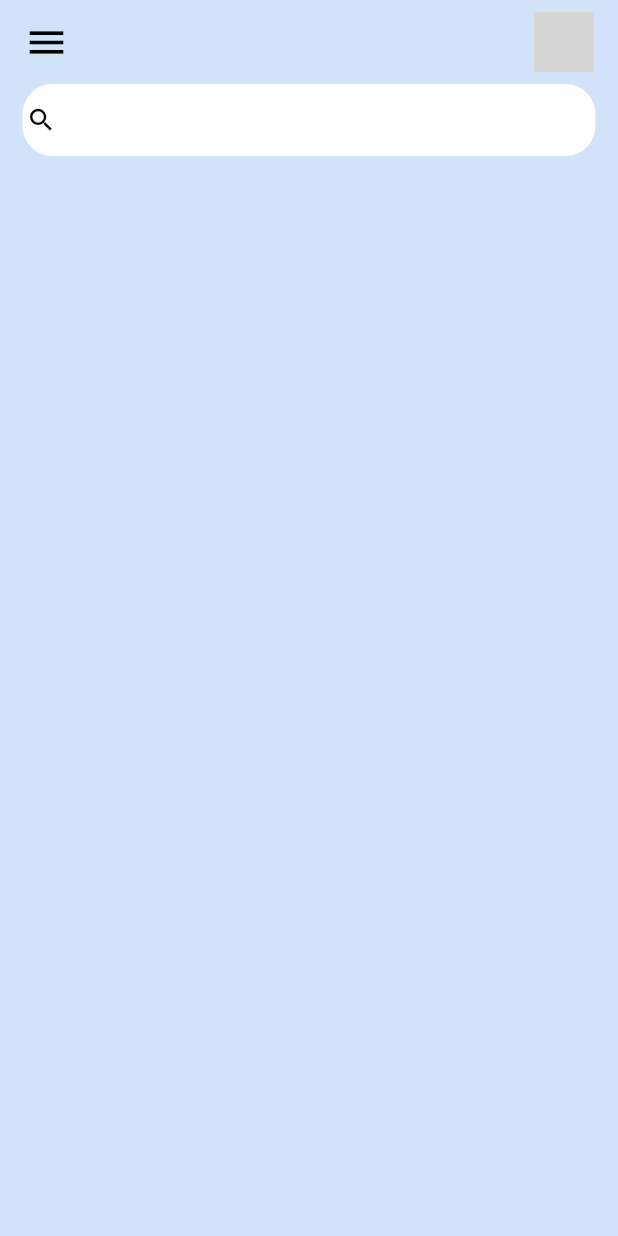
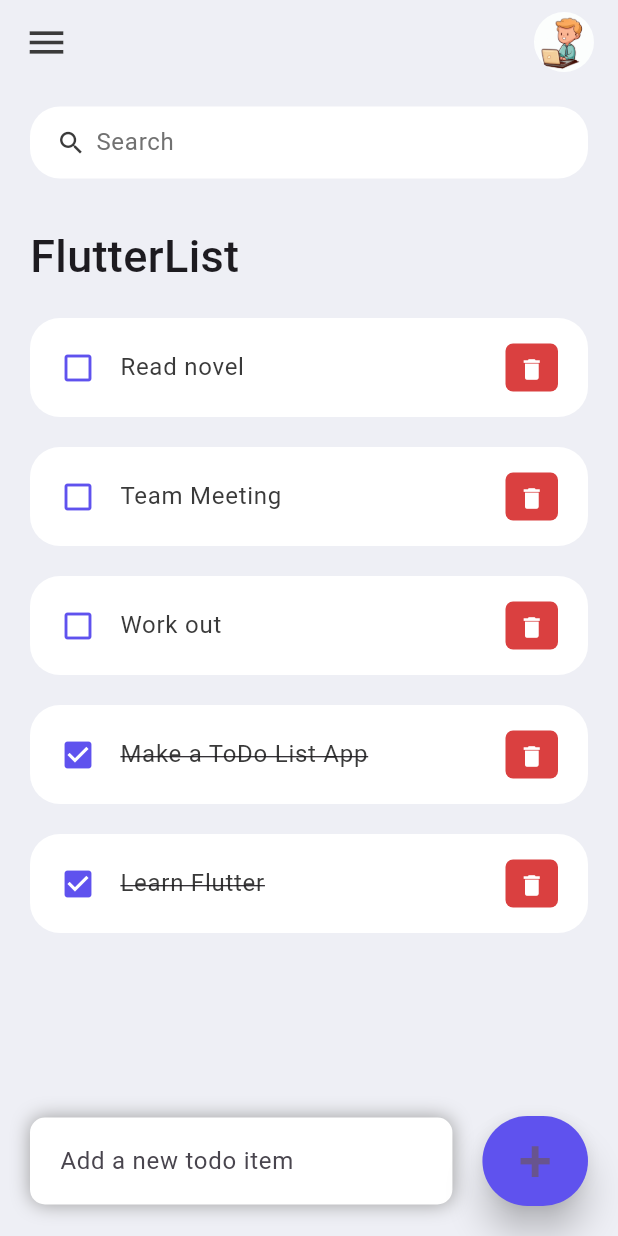
Before and after one commit to m3rcury02/FlutterList, a Flutter app: the screen it shows after launch, on a phone screen of 412 x 824 dp. Run offline on Flutter 3.47's test engine with Material 2 defaults, Android fonts, the phone set to English and light mode, and no system bars; grey boxes are pictures that could not be loaded.

Commit message:
final app

```diff
--- /dev/null
+++ b/lib/constants/colors.dart
@@ -0,0 +1,9 @@
+import 'package:flutter/material.dart';
+
+const Color tdRed = Color(0xFFDA4040);
+const Color tdBlue = Color(0xFF5F52EE);
+
+const Color tdBlack = Color(0xFF3A3A3A);
+const Color tdGrey = Color(0xFF717171);
+
+const Color tdBGColor = Color(0xFFEEEFF5);
--- /dev/null
+++ b/lib/model/todo.dart
@@ -0,0 +1,21 @@
+class ToDo {
+  String? id;
+  String? todoText;
+  bool isDone;
+
+  ToDo({
+    required this.id,
+    required this.todoText,
+    this.isDone = false,
+  });
+
+  static List<ToDo> todoList() {
+    return [
+      ToDo(id: '01', todoText: 'Learn Flutter', isDone: true ),
+      ToDo(id: '02', todoText: 'Make a ToDo List App', isDone: true ),
+      ToDo(id: '03', todoText: 'Work out', ),
+      ToDo(id: '04', todoText: 'Team Meeting', ),
+      ToDo(id: '06', todoText: 'Read novel', ),
+    ];
+  }
+}
--- a/lib/screens/home.dart
+++ b/lib/screens/home.dart
@@ -1,46 +1,208 @@
 import 'package:flutter/material.dart';
+import '../model/todo.dart';
+import '../widgets/todo_item.dart';
 
-class Home extends StatelessWidget {
-  const Home({super.key});
+import '../constants/colors.dart';
+
+class Home extends StatefulWidget {
+  const Home({Key? key}) : super(key: key);
+
+  @override
+  State<Home> createState() => _HomeState();
+}
+
+class _HomeState extends State<Home> {
+  final todosList = ToDo.todoList();
+  List<ToDo> _foundToDo = [];
+  final _todoController = TextEditingController();
+
+  @override
+  void initState() {
+    _foundToDo = todosList;
+    super.initState();
+  }
 
   @override
   Widget build(BuildContext context) {
     return Scaffold(
-        backgroundColor: const Color.fromARGB(255, 210, 227, 249),
+      backgroundColor: tdBGColor,
       appBar: _buildAppBar(),
-        body: Container(
-            padding: const EdgeInsets.symmetric(horizontal: 15),
+      body: Stack(
+        children: [
+          Container(
+            padding: const EdgeInsets.symmetric(
+              horizontal: 20,
+              vertical: 15,
+            ),
             child: Column(
               children: [
+                searchBox(),
+                Expanded(
+                  child: ListView(
+                    children: [
                       Container(
+                        margin: const EdgeInsets.only(
+                          top: 30,
+                          bottom: 20,
+                        ),
+                        child: const Text(
+                          'FlutterList',
+                          style: TextStyle(
+                            fontSize: 30,
+                            fontWeight: FontWeight.w500,
+                          ),
+                        ),
+                      ),
+                      for (ToDo todoo in _foundToDo.reversed)
+                        ToDoItem(
+                          todo: todoo,
+                          onToDoChanged: _handleToDoChange,
+                          onDeleteItem: _deleteToDoItem,
+                        ),
+                    ],
+                  ),
+                )
+              ],
+            ),
+          ),
+          Align(
+            alignment: Alignment.bottomCenter,
+            child: Row(children: [
+              Expanded(
+                child: Container(
+                  margin: const EdgeInsets.only(
+                    bottom: 20,
+                    right: 20,
+                    left: 20,
+                  ),
+                  padding: const EdgeInsets.symmetric(
+                    horizontal: 20,
+                    vertical: 5,
+                  ),
                   decoration: BoxDecoration(
                     color: Colors.white,
-                      borderRadius: BorderRadius.circular(20)),
-                  child: const TextField(
-                    decoration: InputDecoration(
+                    boxShadow: const [
+                      BoxShadow(
+                        color: Colors.grey,
+                        offset: Offset(0.0, 0.0),
+                        blurRadius: 10.0,
+                        spreadRadius: 0.0,
+                      ),
+                    ],
+                    borderRadius: BorderRadius.circular(10),
+                  ),
+                  child: TextField(
+                    controller: _todoController,
+                    decoration: const InputDecoration(
+                        hintText: 'Add a new todo item',
+                        border: InputBorder.none),
+                  ),
+                ),
+              ),
+              Container(
+                margin: const EdgeInsets.only(
+                  bottom: 20,
+                  right: 20,
+                ),
+                child: ElevatedButton(
+                  onPressed: () {
+                    _addToDoItem(_todoController.text);
+                  },
+                  style: ElevatedButton.styleFrom(
+                    backgroundColor: tdBlue,
+                    minimumSize: const Size(60, 60),
+                    elevation: 10,
+                  ),
+                  child: const Text(
+                    '+',
+                    style: TextStyle(
+                      fontSize: 40,
+                    ),
+                  ),
+                ),
+              ),
+            ]),
+          ),
+        ],
+      ),
+    );
+  }
+
+  void _handleToDoChange(ToDo todo) {
+    setState(() {
+      todo.isDone = !todo.isDone;
+    });
+  }
+
+  void _deleteToDoItem(String id) {
+    setState(() {
+      todosList.removeWhere((item) => item.id == id);
+    });
+  }
+
+  void _addToDoItem(String toDo) {
+    setState(() {
+      todosList.add(ToDo(
+        id: DateTime.now().millisecondsSinceEpoch.toString(),
+        todoText: toDo,
+      ));
+    });
+    _todoController.clear();
+  }
+
+  void _runFilter(String enteredKeyword) {
+    List<ToDo> results = [];
+    if (enteredKeyword.isEmpty) {
+      results = todosList;
+    } else {
+      results = todosList
+          .where((item) => item.todoText!
+              .toLowerCase()
+              .contains(enteredKeyword.toLowerCase()))
+          .toList();
+    }
+
+    setState(() {
+      _foundToDo = results;
+    });
+  }
+
+  Widget searchBox() {
+    return Container(
+      padding: const EdgeInsets.symmetric(horizontal: 15),
+      decoration: BoxDecoration(
+        color: Colors.white,
+        borderRadius: BorderRadius.circular(20),
+      ),
+      child: TextField(
+        onChanged: (value) => _runFilter(value),
+        decoration: const InputDecoration(
           contentPadding: EdgeInsets.all(0),
           prefixIcon: Icon(
             Icons.search,
-                          color: Colors.black,
+            color: tdBlack,
             size: 20,
           ),
-                        prefixIconConstraints:
-                            BoxConstraints(maxHeight: 20, minWidth: 25),
-                        border: InputBorder.none),
+          prefixIconConstraints: BoxConstraints(
+            maxHeight: 20,
+            minWidth: 25,
           ),
-                )
-              ],
-            )));
+          border: InputBorder.none,
+          hintText: 'Search',
+          hintStyle: TextStyle(color: tdGrey),
+        ),
+      ),
+    );
   }
 
   AppBar _buildAppBar() {
     return AppBar(
-      backgroundColor: const Color.fromARGB(255, 210, 227, 249),
+      backgroundColor: tdBGColor,
       elevation: 0,
       title: Row(mainAxisAlignment: MainAxisAlignment.spaceBetween, children: [
         const Icon(
           Icons.menu,
-          color: Colors.black,
+          color: tdBlack,
           size: 30,
         ),
         SizedBox(
@@ -48,7 +210,7 @@
           width: 40,
           child: ClipRRect(
             borderRadius: BorderRadius.circular(20),
-            child: Image.asset('assets/images/man on laptop.jpeg'),
+            child: Image.asset('assets/images/man_on_laptop.jpeg'),
           ),
         ),
       ]),
--- /dev/null
+++ b/lib/widgets/todo_item.dart
@@ -0,0 +1,66 @@
+import 'package:flutter/material.dart';
+
+import '../constants/colors.dart';
+import '../model/todo.dart';
+
+class ToDoItem extends StatelessWidget {
+  final ToDo todo;
+  final onToDoChanged;
+  final onDeleteItem;
+
+  const ToDoItem({
+    Key? key,
+    required this.todo,
+    required this.onToDoChanged,
+    required this.onDeleteItem,
+  }) : super(key: key);
+
+  @override
+  Widget build(BuildContext context) {
+    return Container(
+      margin: const EdgeInsets.only(bottom: 20),
+      child: ListTile(
+        onTap: () {
+          // print('Clicked on Todo Item.');
+          onToDoChanged(todo);
+        },
+        shape: RoundedRectangleBorder(
+          borderRadius: BorderRadius.circular(20),
+        ),
+        contentPadding: const EdgeInsets.symmetric(horizontal: 20, vertical: 5),
+        tileColor: Colors.white,
+        leading: Icon(
+          todo.isDone ? Icons.check_box : Icons.check_box_outline_blank,
+          color: tdBlue,
+        ),
+        title: Text(
+          todo.todoText!,
+          style: TextStyle(
+            fontSize: 16,
+            color: tdBlack,
+            decoration: todo.isDone ? TextDecoration.lineThrough : null,
+          ),
+        ),
+        trailing: Container(
+          padding: const EdgeInsets.all(0),
+          margin: const EdgeInsets.symmetric(vertical: 12),
+          height: 35,
+          width: 35,
+          decoration: BoxDecoration(
+            color: tdRed,
+            borderRadius: BorderRadius.circular(5),
+          ),
+          child: IconButton(
+            color: Colors.white,
+            iconSize: 18,
+            icon: const Icon(Icons.delete),
+            onPressed: () {
+              // print('Clicked on delete icon');
+              onDeleteItem(todo.id);
+            },
+          ),
+        ),
+      ),
+    );
+  }
+}
--- a/pubspec.yaml
+++ b/pubspec.yaml
@@ -59,8 +59,8 @@
   uses-material-design: true
 
   # To add assets to your application, add an assets section, like this:
-assets:
-  - assets/images
+  assets:
+    - assets/images/
 
   # An image asset can refer to one or more resolution-specific "variants", see
   # https://flutter.dev/assets-and-images/#resolution-aware
```
Also changed, not shown: assets/images/man_on_laptop.jpeg (renamed from assets/images/man on laptop.jpeg). Lines whose indentation alone changed are shown as unchanged.
